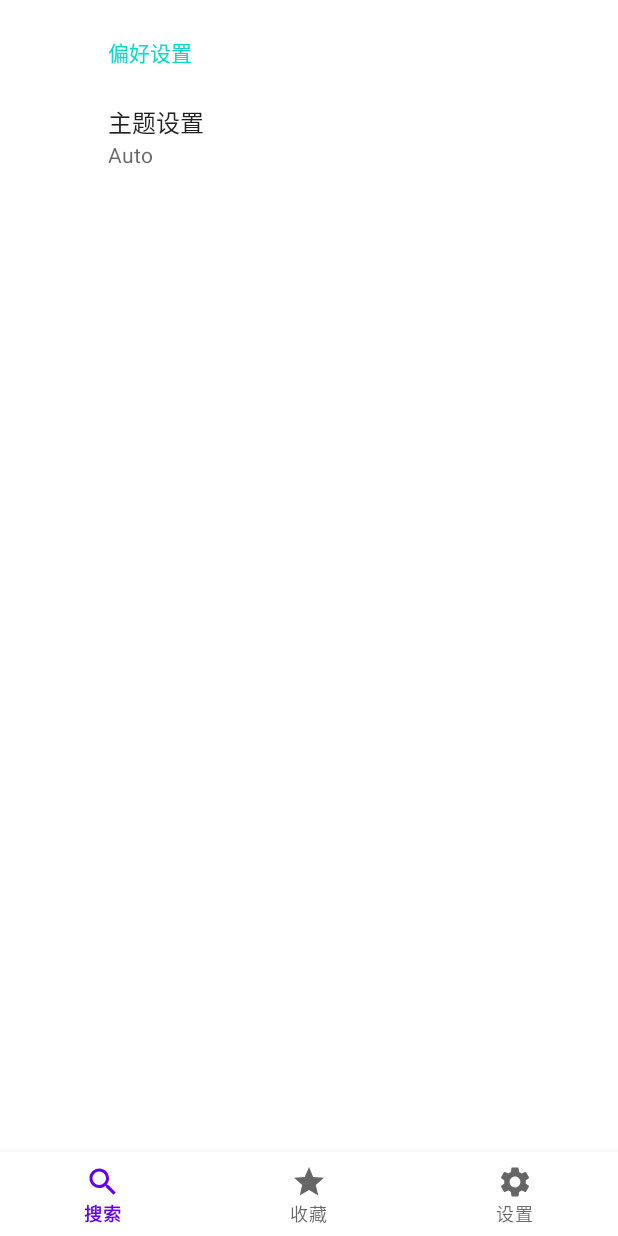
After one commit to chenx6/easydict, an Android app: the fragment SettingsFragment placed in its activity, on a phone screen of 412 x 824 dp. The commit adds this screen. Run offline under Robolectric (Android 15) with nearby library versions, the phone set to English and light mode, and no system bars; our stand-ins replace androidx.preference.

Commit message:
Add setting(preferences)

```diff
--- a/app/build.gradle
+++ b/app/build.gradle
@@ -43,6 +43,7 @@ dependencies {
     implementation 'androidx.constraintlayout:constraintlayout:2.1.2'
     implementation 'androidx.legacy:legacy-support-v4:1.0.0'
     implementation 'androidx.recyclerview:recyclerview:1.2.0'
+    implementation 'androidx.preference:preference:1.1.1'
     testImplementation 'junit:junit:4.+'
     androidTestImplementation 'androidx.test.ext:junit:1.1.3'
     androidTestImplementation 'androidx.test.espresso:espresso-core:3.4.0'
--- a/app/src/main/AndroidManifest.xml
+++ b/app/src/main/AndroidManifest.xml
@@ -8,7 +8,8 @@
         android:label="@string/app_name"
         android:roundIcon="@mipmap/ic_launcher_round"
         android:supportsRtl="true"
-        android:theme="@style/Theme.EasyDict">
+        android:theme="@style/Theme.EasyDict"
+        android:name="EasyDict">
         <activity
             android:name=".SelectedTextProcessActivity"
             android:label="简单词典"
--- a/app/src/main/java/org/chenx6/easydict/MainActivity.kt
+++ b/app/src/main/java/org/chenx6/easydict/MainActivity.kt
@@ -6,6 +6,7 @@ import androidx.fragment.app.Fragment
 import com.google.android.material.bottomnavigation.BottomNavigationView
 import org.chenx6.easydict.fragments.FavoriteWordFragment
 import org.chenx6.easydict.fragments.MainFragment
+import org.chenx6.easydict.fragments.SettingsFragment
 
 class MainActivity : AppCompatActivity() {
     private lateinit var navigationView: BottomNavigationView
@@ -16,13 +17,18 @@ class MainActivity : AppCompatActivity() {
 
         val mainFragment = MainFragment()
         val favoriteFragment = FavoriteWordFragment()
-        setVisibleFragment(mainFragment)
+        val preferenceFragment = SettingsFragment()
+        if (firstInit) {
+            setVisibleFragment(mainFragment)
+            firstInit = false
+        }
 
         navigationView = findViewById(R.id.navigationView)
         navigationView.setOnItemSelectedListener { selector ->
             val replaceFragment = when (selector.itemId) {
                 R.id.menu_home -> mainFragment
                 R.id.menu_favorite -> favoriteFragment
+                R.id.menu_settings -> preferenceFragment
                 else -> mainFragment
             }
             setVisibleFragment(replaceFragment)
@@ -35,4 +41,8 @@ class MainActivity : AppCompatActivity() {
             .beginTransaction()
             .replace(R.id.fragment_container, fragment)
             .commitNow()
+
+    companion object {
+        var firstInit = true  // Dirty patch to ensure refresh() won't break the origin fragment
+    }
 }
--- /dev/null
+++ b/app/src/main/java/org/chenx6/easydict/fragments/SettingsFragment.kt
@@ -0,0 +1,35 @@
+package org.chenx6.easydict.fragments
+
+import android.os.Bundle
+import androidx.appcompat.app.AppCompatDelegate
+import androidx.preference.ListPreference
+import androidx.preference.PreferenceFragmentCompat
+
+import org.chenx6.easydict.R
+
+
+class SettingsFragment : PreferenceFragmentCompat() {
+
+    override fun onCreatePreferences(savedInstanceState: Bundle?, rootKey: String?) {
+        setPreferencesFromResource(R.xml.root_preferences, rootKey)
+        // Init theme by preferences
+        val themePreference: ListPreference = findPreference("theme")!!
+        themePreference.setOnPreferenceChangeListener { preference, newValue ->
+            setNightModeByPreference(newValue)
+            requireActivity().recreate()
+            true
+        }
+    }
+
+    companion object {
+        fun setNightModeByPreference(value: Any) {
+            val mode = when (value) {
+                "light" -> AppCompatDelegate.MODE_NIGHT_NO
+                "dark" -> AppCompatDelegate.MODE_NIGHT_YES
+                "auto" -> AppCompatDelegate.MODE_NIGHT_FOLLOW_SYSTEM
+                else -> AppCompatDelegate.MODE_NIGHT_FOLLOW_SYSTEM
+            }
+            AppCompatDelegate.setDefaultNightMode(mode)
+        }
+    }
+}
--- /dev/null
+++ b/app/src/main/res/drawable/ic_baseline_settings_24.xml
@@ -0,0 +1,10 @@
+<vector xmlns:android="http://schemas.android.com/apk/res/android"
+    android:width="24dp"
+    android:height="24dp"
+    android:viewportWidth="24"
+    android:viewportHeight="24"
+    android:tint="?attr/colorControlNormal">
+  <path
+      android:fillColor="@android:color/white"
+      android:pathData="M19.14,12.94c0.04,-0.3 0.06,-0.61 0.06,-0.94c0,-0.32 -0.02,-0.64 -0.07,-0.94l2.03,-1.58c0.18,-0.14 0.23,-0.41 0.12,-0.61l-1.92,-3.32c-0.12,-0.22 -0.37,-0.29 -0.59,-0.22l-2.39,0.96c-0.5,-0.38 -1.03,-0.7 -1.62,-0.94L14.4,2.81c-0.04,-0.24 -0.24,-0.41 -0.48,-0.41h-3.84c-0.24,0 -0.43,0.17 -0.47,0.41L9.25,5.35C8.66,5.59 8.12,5.92 7.63,6.29L5.24,5.33c-0.22,-0.08 -0.47,0 -0.59,0.22L2.74,8.87C2.62,9.08 2.66,9.34 2.86,9.48l2.03,1.58C4.84,11.36 4.8,11.69 4.8,12s0.02,0.64 0.07,0.94l-2.03,1.58c-0.18,0.14 -0.23,0.41 -0.12,0.61l1.92,3.32c0.12,0.22 0.37,0.29 0.59,0.22l2.39,-0.96c0.5,0.38 1.03,0.7 1.62,0.94l0.36,2.54c0.05,0.24 0.24,0.41 0.48,0.41h3.84c0.24,0 0.44,-0.17 0.47,-0.41l0.36,-2.54c0.59,-0.24 1.13,-0.56 1.62,-0.94l2.39,0.96c0.22,0.08 0.47,0 0.59,-0.22l1.92,-3.32c0.12,-0.22 0.07,-0.47 -0.12,-0.61L19.14,12.94zM12,15.6c-1.98,0 -3.6,-1.62 -3.6,-3.6s1.62,-3.6 3.6,-3.6s3.6,1.62 3.6,3.6S13.98,15.6 12,15.6z"/>
+</vector>
--- a/app/src/main/res/menu/menu_main.xml
+++ b/app/src/main/res/menu/menu_main.xml
@@ -8,4 +8,8 @@
         android:id="@+id/menu_favorite"
         android:icon="@drawable/ic_baseline_star_24"
         android:title="收藏" />
+    <item
+        android:id="@+id/menu_settings"
+        android:icon="@drawable/ic_baseline_settings_24"
+        android:title="设置" />
 </menu>
--- /dev/null
+++ b/app/src/main/res/values/arrays.xml
@@ -0,0 +1,14 @@
+<resources>
+    <!-- Reply Preference -->
+    <string-array name="theme_entries">
+        <item>Light</item>
+        <item>Dark</item>
+        <item>Auto</item>
+    </string-array>
+
+    <string-array name="theme_values">
+        <item>light</item>
+        <item>dark</item>
+        <item>auto</item>
+    </string-array>
+</resources>
--- /dev/null
+++ b/app/src/main/res/xml/root_preferences.xml
@@ -0,0 +1,15 @@
+<PreferenceScreen xmlns:app="http://schemas.android.com/apk/res-auto">
+
+    <PreferenceCategory app:title="偏好设置">
+
+        <ListPreference
+            app:defaultValue="auto"
+            app:entries="@array/theme_entries"
+            app:entryValues="@array/theme_values"
+            app:key="theme"
+            app:title="主题设置"
+            app:useSimpleSummaryProvider="true" />
+
+    </PreferenceCategory>
+
+</PreferenceScreen>
```
Also changed, not shown: app/src/main/java/org/chenx6/easydict/EasyDict.kt (added, +15 -0 lines), app/src/main/res/anim/activity_in.xml (added, +11 -0 lines), app/src/main/res/anim/activity_out.xml (added, +10 -0 lines).
